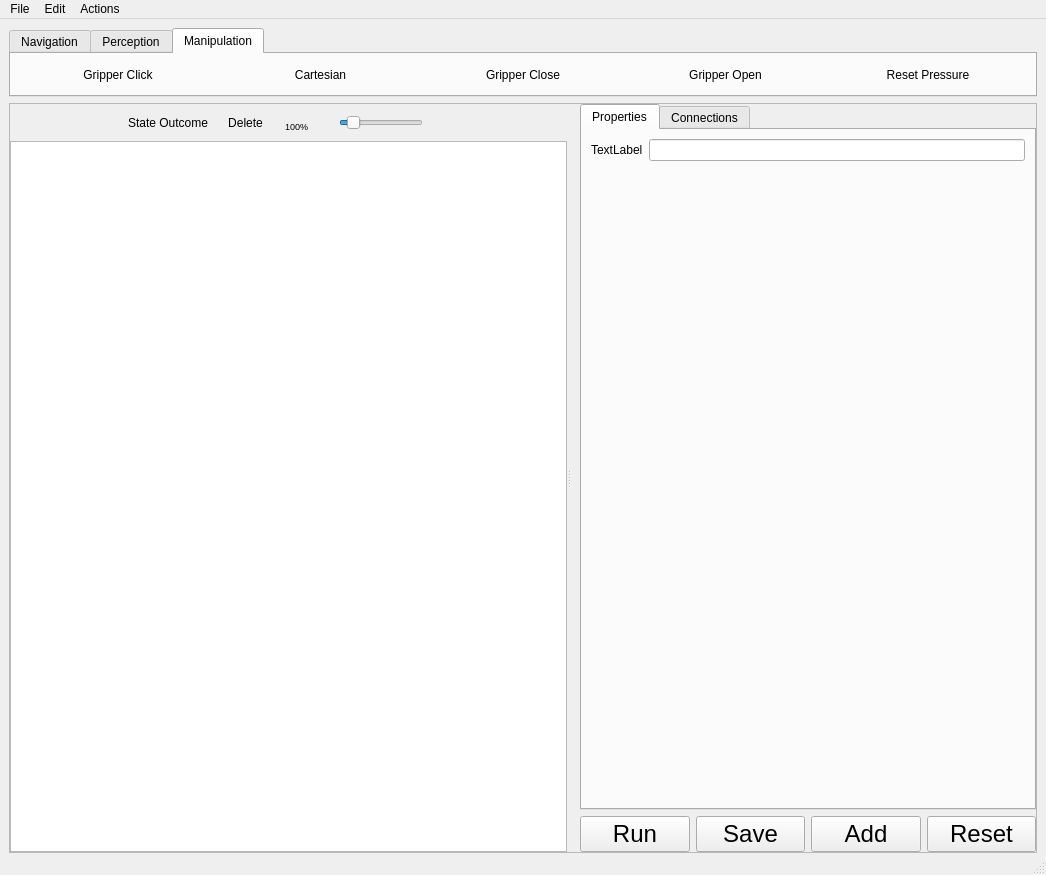
gt-ros-pkg/rcommander-core, file rcommander/RCommander.ui: the form before one commit.
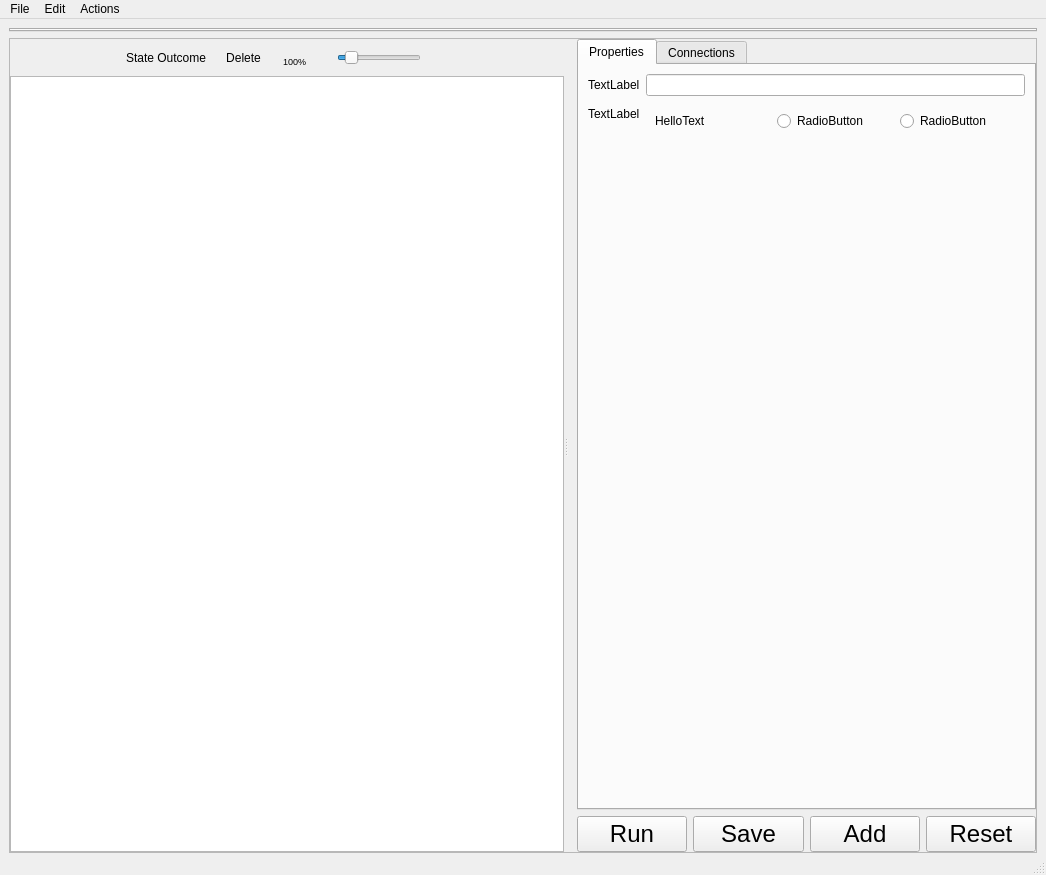
The form after the commit. The open tabs and pages were chosen to show the change. Icons and pictures are not drawn.

Commit message: added tool to control gripper openning

The edit to the form file:
```diff
--- a/rcommander/RCommander.ui
+++ b/rcommander/RCommander.ui
@@ -38,154 +38,6 @@
       <property name="currentIndex">
        <number>0</number>
       </property>
-      <widget class="QWidget" name="tab">
-       <attribute name="title">
-        <string>Navigation</string>
-       </attribute>
-       <layout class="QHBoxLayout" name="horizontalLayout_2"/>
-      </widget>
-      <widget class="QWidget" name="tab_2">
-       <attribute name="title">
-        <string>Perception</string>
-       </attribute>
-       <layout class="QHBoxLayout" name="horizontalLayout_3">
-        <item>
-         <widget class="QToolButton" name="aseg_button">
-          <property name="sizePolicy">
-           <sizepolicy hsizetype="Expanding" vsizetype="Fixed">
-            <horstretch>0</horstretch>
-            <verstretch>0</verstretch>
-           </sizepolicy>
-          </property>
-          <property name="text">
-           <string>Aided Segmentation</string>
-          </property>
-          <property name="autoRaise">
-           <bool>true</bool>
-          </property>
-         </widget>
-        </item>
-        <item>
-         <widget class="QToolButton" name="oselect_button">
-          <property name="sizePolicy">
-           <sizepolicy hsizetype="Expanding" vsizetype="Fixed">
-            <horstretch>0</horstretch>
-            <verstretch>0</verstretch>
-           </sizepolicy>
-          </property>
-          <property name="text">
-           <string>Object Selection</string>
-          </property>
-          <property name="autoRaise">
-           <bool>true</bool>
-          </property>
-         </widget>
-        </item>
-        <item>
-         <widget class="QToolButton" name="lclick_button">
-          <property name="sizePolicy">
-           <sizepolicy hsizetype="Expanding" vsizetype="Fixed">
-            <horstretch>0</horstretch>
-            <verstretch>0</verstretch>
-           </sizepolicy>
-          </property>
-          <property name="text">
-           <string>Laser Click</string>
-          </property>
-          <property name="autoRaise">
-           <bool>true</bool>
-          </property>
-         </widget>
-        </item>
-       </layout>
-      </widget>
-      <widget class="QWidget" name="tab_3">
-       <attribute name="title">
-        <string>Manipulation</string>
-       </attribute>
-       <layout class="QHBoxLayout" name="horizontalLayout_4">
-        <item>
-         <widget class="QToolButton" name="gclick_button">
-          <property name="sizePolicy">
-           <sizepolicy hsizetype="Expanding" vsizetype="Fixed">
-            <horstretch>0</horstretch>
-            <verstretch>0</verstretch>
-           </sizepolicy>
-          </property>
-          <property name="text">
-           <string>Gripper Click</string>
-          </property>
-          <property name="autoRaise">
-           <bool>true</bool>
-          </property>
-         </widget>
-        </item>
-        <item>
-         <widget class="QToolButton" name="cart_button">
-          <property name="sizePolicy">
-           <sizepolicy hsizetype="Expanding" vsizetype="Fixed">
-            <horstretch>0</horstretch>
-            <verstretch>0</verstretch>
-           </sizepolicy>
-          </property>
-          <property name="text">
-           <string>Cartesian</string>
-          </property>
-          <property name="autoRaise">
-           <bool>true</bool>
-          </property>
-         </widget>
-        </item>
-        <item>
-         <widget class="QToolButton" name="gclose_button">
-          <property name="sizePolicy">
-           <sizepolicy hsizetype="Expanding" vsizetype="Fixed">
-            <horstretch>0</horstretch>
-            <verstretch>0</verstretch>
-           </sizepolicy>
-          </property>
-          <property name="text">
-           <string>Gripper Close</string>
-          </property>
-          <property name="autoRaise">
-           <bool>true</bool>
-          </property>
-         </widget>
-        </item>
-        <item>
-         <widget class="QToolButton" name="gopen_button">
-          <property name="sizePolicy">
-           <sizepolicy hsizetype="Expanding" vsizetype="Fixed">
-            <horstretch>0</horstretch>
-            <verstretch>0</verstretch>
-           </sizepolicy>
-          </property>
-          <property name="text">
-           <string>Gripper Open</string>
-          </property>
-          <property name="autoRaise">
-           <bool>true</bool>
-          </property>
-         </widget>
-        </item>
-        <item>
-         <widget class="QToolButton" name="reset_pressure_button">
-          <property name="sizePolicy">
-           <sizepolicy hsizetype="Expanding" vsizetype="Fixed">
-            <horstretch>0</horstretch>
-            <verstretch>0</verstretch>
-           </sizepolicy>
-          </property>
-          <property name="text">
-           <string>Reset Pressure</string>
-          </property>
-          <property name="autoRaise">
-           <bool>true</bool>
-          </property>
-         </widget>
-        </item>
-       </layout>
-      </widget>
      </widget>
     </item>
     <item>
@@ -441,7 +293,7 @@
                     </property>
                    </widget>
                   </item>
-                  <item row="1" column="0">
+                  <item row="2" column="0">
                    <spacer name="verticalSpacer_2">
                     <property name="orientation">
                      <enum>Qt::Vertical</enum>
@@ -454,6 +306,40 @@
                     </property>
                    </spacer>
                   </item>
+                  <item row="1" column="0">
+                   <widget class="QLabel" name="label_3">
+                    <property name="text">
+                     <string>TextLabel</string>
+                    </property>
+                   </widget>
+                  </item>
+                  <item row="1" column="1">
+                   <widget class="QWidget" name="widget" native="true">
+                    <layout class="QHBoxLayout" name="horizontalLayout_2">
+                     <item>
+                      <widget class="QLabel" name="label_4">
+                       <property name="text">
+                        <string>HelloText</string>
+                       </property>
+                      </widget>
+                     </item>
+                     <item>
+                      <widget class="QRadioButton" name="radioButton_2">
+                       <property name="text">
+                        <string>RadioButton</string>
+                       </property>
+                      </widget>
+                     </item>
+                     <item>
+                      <widget class="QRadioButton" name="radioButton">
+                       <property name="text">
+                        <string>RadioButton</string>
+                       </property>
+                      </widget>
+                     </item>
+                    </layout>
+                   </widget>
+                  </item>
                  </layout>
                 </widget>
                </item>
```
Left out of the diff: 2 changed lines with no effect on the pictures. The commit also changes 7 other files.
